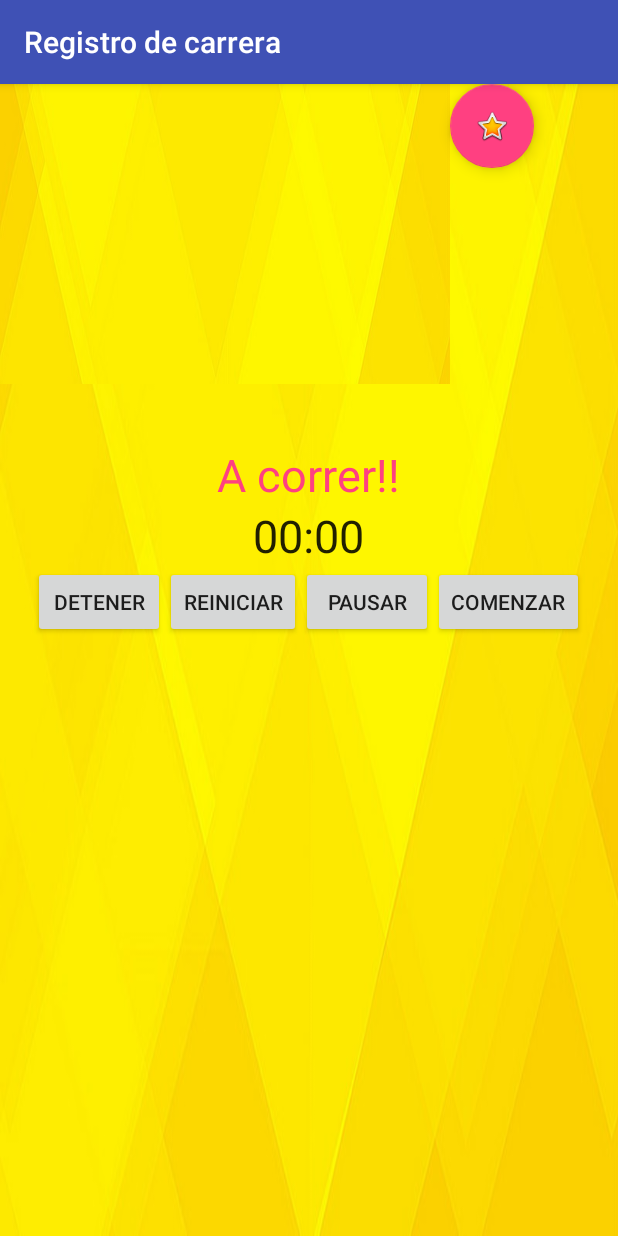
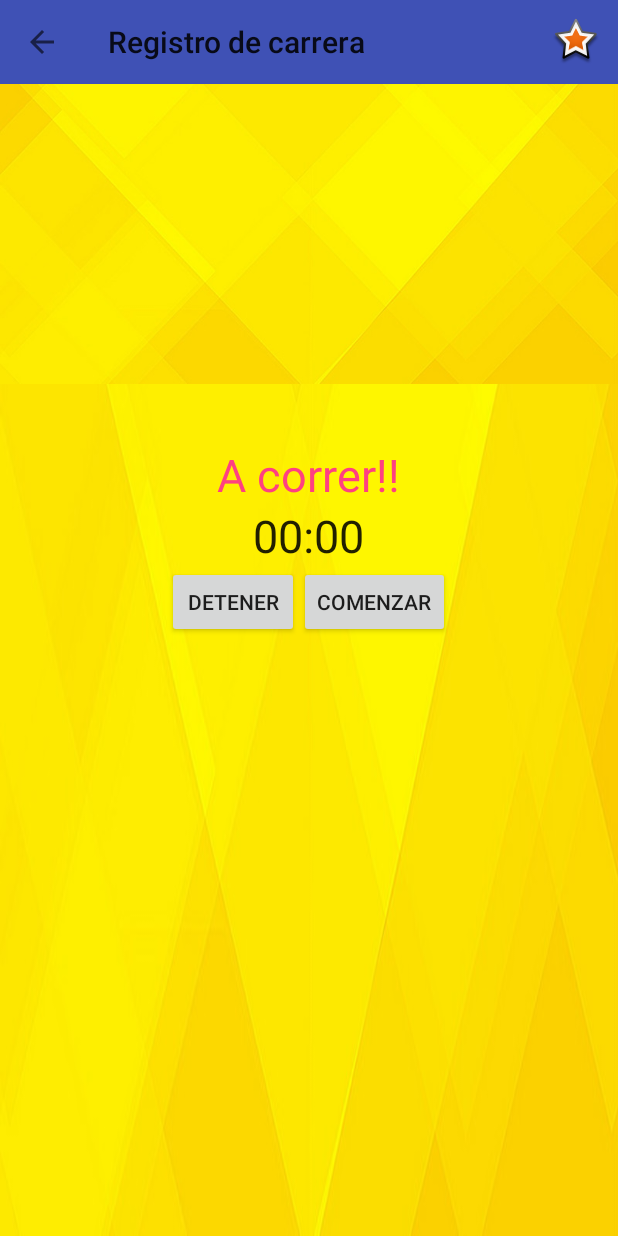
Before and after one commit to fabcataldo/runningcoloapp, an Android app: the RegistryActivity screen opened directly, with no data from a screen before it, after a tap on "EMPEZÁ YA!", on a phone screen of 412 x 824 dp. Run offline under Robolectric (Android 15) with nearby library versions, the phone set to English and light mode, and no system bars; network calls fail.

Commit message:
Implementación de la barra de herramientas en la actividad de registro de carreras

```diff
--- a/app/src/main/AndroidManifest.xml
+++ b/app/src/main/AndroidManifest.xml
@@ -19,7 +19,10 @@
         android:label="@string/app_name"
         android:roundIcon="@mipmap/ic_launcher_round"
         android:supportsRtl="true"
-        android:theme="@style/AppTheme">
+        android:theme="@style/Theme.AppCompat.Light.NoActionBar"
+
+        >
+        <!--android:theme="@style/AppTheme" VA EN APLICATION-->
         <activity android:name=".com.iua.fabio.runningcoloapp.actividades.SplashActivity">
             <intent-filter>
                 <action android:name="android.intent.action.MAIN" />
@@ -75,7 +78,6 @@
             android:required="false" />
 
         <activity android:name=".com.iua.fabio.runningcoloapp.actividades.FileNotFoundFromListActivity" />
-        <activity android:name=".com.iua.fabio.runningcoloapp.actividades.AudioDetailActivity" />
         <activity android:name=".com.iua.fabio.runningcoloapp.actividades.AudioListCell" />
         <activity android:name=".com.iua.fabio.runningcoloapp.actividades.FbShareRaceActivity"></activity>
     </application>
--- a/app/src/main/java/com/iua/fabio/runningcoloapp/com/iua/fabio/runningcoloapp/actividades/AudioListFragment.java
+++ b/app/src/main/java/com/iua/fabio/runningcoloapp/com/iua/fabio/runningcoloapp/actividades/AudioListFragment.java
@@ -5,6 +5,7 @@ import android.content.ContentResolver;
 import android.content.Context;
 import android.content.pm.PackageManager;
 import android.database.Cursor;
+import android.media.MediaPlayer;
 import android.net.Uri;
 import android.os.Bundle;
 import android.provider.MediaStore;
@@ -15,9 +16,8 @@ import android.view.LayoutInflater;
 import android.view.View;
 import android.view.ViewGroup;
 import android.widget.AdapterView;
-import android.widget.ArrayAdapter;
+import android.widget.Button;
 import android.widget.ListView;
-import android.widget.Toast;
 
 import com.iua.fabio.runningcoloapp.R;
 import com.iua.fabio.runningcoloapp.com.iua.fabio.runningcoloapp.modelo.SongData;
@@ -34,7 +34,7 @@ import java.util.ArrayList;
  * Use the {@link AudioListFragment#newInstance} factory method to
  * create an instance of this fragment.
  */
-public class AudioListFragment extends Fragment {
+public class AudioListFragment extends Fragment{
     // TODO: Rename parameter arguments, choose names that match
     // the fragment initialization parameters, e.g. ARG_ITEM_NUMBER
     private static final String ARG_PARAM1 = "param1";
@@ -49,8 +49,10 @@ public class AudioListFragment extends Fragment {
     private ListView listView;
     private ArrayList<SongData> songlist;
     private Context ctx;
-
     private OnFragmentInteractionListener mListener;
+    private AudioCustomListAdapter acla;
+    private SongData actualData;
+    private SongData nextActualData;
 
     public AudioListFragment() {
         // Required empty public constructor
@@ -107,6 +109,37 @@ public class AudioListFragment extends Fragment {
             doStuff();
         }
 
+        listView.setItemsCanFocus(true);
+
+        listView.setOnItemClickListener(new AdapterView.OnItemClickListener() {
+
+            @Override
+            public void onItemClick(AdapterView<?> parent, View view, int position, long id) {
+                actualData = songlist.get(position);
+                final Uri resSongID = Uri.parse(actualData.getSong_location());
+
+                int positionplus=position+1;
+                nextActualData=songlist.get(positionplus);
+                final Uri nextResSongID = Uri.parse(nextActualData.getSong_location());
+
+                MPSingleton.getInstance().prepareMedia(getContext(),resSongID);
+                if(!MPSingleton.getInstance().get_mp().isPlaying()){
+                    MPSingleton.getInstance().play();
+                }
+                else{
+                    MPSingleton.getInstance().pauseSong();
+                }
+
+                MPSingleton.getInstance().get_mp().setOnCompletionListener(new MediaPlayer.OnCompletionListener() {
+                    @Override
+                    public void onCompletion(MediaPlayer mp) {
+                        MPSingleton.getInstance().stopSong();
+                        MPSingleton.getInstance().prepareMedia(ctx.getApplicationContext(), nextResSongID);
+                        MPSingleton.getInstance().play();
+                    }
+                });
+            }
+        });
 
         return actualView;
     }
@@ -115,7 +148,7 @@ public class AudioListFragment extends Fragment {
         arrayList = new ArrayList<>();
         songlist = new ArrayList<SongData>();
         getMusic();
-        AudioCustomListAdapter acla=new AudioCustomListAdapter(ctx);
+        acla=new AudioCustomListAdapter(ctx);
         acla.setLcd(songlist);
         listView.setAdapter(acla);
     }
@@ -198,6 +231,8 @@ public class AudioListFragment extends Fragment {
         mListener = null;
     }
 
+
+
     /**
      * This interface must be implemented by activities that contain this
      * fragment to allow an interaction in this fragment to be communicated
--- a/app/src/main/java/com/iua/fabio/runningcoloapp/com/iua/fabio/runningcoloapp/actividades/RegistryActivity.java
+++ b/app/src/main/java/com/iua/fabio/runningcoloapp/com/iua/fabio/runningcoloapp/actividades/RegistryActivity.java
@@ -1,22 +1,31 @@
 package com.iua.fabio.runningcoloapp.com.iua.fabio.runningcoloapp.actividades;
 
 import android.content.Intent;
+import android.graphics.Color;
 import android.net.Uri;
 import android.os.Bundle;
-import android.support.design.widget.FloatingActionButton;
+import android.support.v7.app.ActionBar;
 import android.support.v7.app.AppCompatActivity;
+import android.view.Menu;
+import android.view.MenuItem;
 import android.view.View;
 import android.widget.Button;
+import android.support.v7.widget.Toolbar;
 import com.iua.fabio.runningcoloapp.R;
 
 //public class RegistryActivity extends FragmentActivity {
 public class RegistryActivity extends AppCompatActivity implements RunningFragment.OnFragmentInteractionListener, AudioListFragment.OnFragmentInteractionListener {
-
+    Toolbar toolbar;
     @Override
     protected void onCreate(Bundle savedInstanceState) {
         super.onCreate(savedInstanceState);
         setContentView(R.layout.activity_registry);
         setTitle(R.string.titulo_registry_activity);
+        toolbar=findViewById(R.id.toolbar);
+        setSupportActionBar(toolbar);
+        ActionBar ab=getSupportActionBar();
+        ab.setDisplayHomeAsUpEnabled(true);
+        setTitleColor(Color.WHITE);
 
         RunningFragment rf = new RunningFragment();
         getSupportFragmentManager().beginTransaction().add(R.id.contenedor, rf);
@@ -24,13 +33,6 @@ public class RegistryActivity extends AppCompatActivity implements RunningFragme
         AudioListFragment alf = new AudioListFragment();
         getSupportFragmentManager().beginTransaction().add(R.id.audiocontenedor, alf);
 
-        FloatingActionButton fab = findViewById(R.id.floatingActionButton);
-        fab.setOnClickListener(new View.OnClickListener() {
-            @Override
-            public void onClick(View v) {
-                goToListActivity(v);
-            }
-        });
 
         final Button boton_start = findViewById(R.id.button2);
         boton_start.setOnClickListener(new View.OnClickListener() {
@@ -43,6 +45,21 @@ public class RegistryActivity extends AppCompatActivity implements RunningFragme
         });
     }
 
+    public boolean onCreateOptionsMenu(Menu menu){
+        getMenuInflater().inflate(R.menu.main_menu, menu);
+        return true;
+    }
+
+    public boolean onOptionsItemSelected(MenuItem menuItem){
+        switch(menuItem.getItemId()){
+            case R.id.search:
+                goToListActivity();
+                return true;
+            default:
+                return super.onOptionsItemSelected(menuItem);
+        }
+    }
+
     private void goToRunningFragment(View view){
         RunningFragment rf1=new RunningFragment();
         getSupportFragmentManager().beginTransaction().replace(R.id.contenedor, rf1).commit();
@@ -53,7 +70,7 @@ public class RegistryActivity extends AppCompatActivity implements RunningFragme
         getSupportFragmentManager().beginTransaction().replace(R.id.audiocontenedor, alf).commit();
     }
 
-    private void goToListActivity(View v){
+    private void goToListActivity(){
         Intent i=new Intent(this, ListActivity.class);
         startActivity(i);
     }
--- a/app/src/main/java/com/iua/fabio/runningcoloapp/com/iua/fabio/runningcoloapp/actividades/RunningFragment.java
+++ b/app/src/main/java/com/iua/fabio/runningcoloapp/com/iua/fabio/runningcoloapp/actividades/RunningFragment.java
@@ -120,16 +120,22 @@ public class RunningFragment extends Fragment{
         mFusedProviderLocationClient=LocationServices.getFusedLocationProviderClient(this.getActivity());
         createLocationRequest();
 
-
-
         final TextView txtvritmo = actualV.findViewById(R.id.textvritmo);
 
-        Button botons=actualV.findViewById(R.id.bstartcron);
+        final Button botons=actualV.findViewById(R.id.bstartcron);
         botons.setOnClickListener(new View.OnClickListener() {
             @Override
             public void onClick(View v) {
-                startLocationUpdates();
-                comenzar(v);
+                if(!isCorriendo){
+                    botons.setText("Pausar");
+                    startLocationUpdates();
+                    comenzar(v);
+                }
+                else{
+                    botons.setText("Continuar");
+                    stopLocationUpdates();
+                    pausar(v);
+                }
             }
         });
 
@@ -142,24 +148,6 @@ public class RunningFragment extends Fragment{
             }
         });
 
-        Button botonpause=actualV.findViewById(R.id.bpausecron);
-        botonpause.setOnClickListener(new View.OnClickListener() {
-            @Override
-            public void onClick(View v) {
-                stopLocationUpdates();
-                pausar(v);
-            }
-        });
-
-        Button botonres=actualV.findViewById(R.id.bresetcron);
-        botonres.setOnClickListener(new View.OnClickListener() {
-            @Override
-            public void onClick(View v) {
-                stopLocationUpdates();
-                resetear(v);
-                startLocationUpdates();
-            }
-        });
 
         mLocationCallback = new LocationCallback() {
             public void onLocationResult(LocationResult location) {
@@ -195,7 +183,8 @@ public class RunningFragment extends Fragment{
                     //la distancia fija que yo pongo (1000 m o sea 1km)
                     // dividida la veloc prom (variable)
                     ritmo=Math.round((1000/ritmoVelocProm) * 100d) / 100d;
-                    txtvritmo.setText("Ritmo: "+ritmo+" minutos cada 1 km");
+                    String sritmo=String.format(":%.2f", ritmo);
+                    txtvritmo.setText("Ritmo: "+sritmo+" minutos cada 1 km");
 
                     setFirstLocation(null);
                     setLastLocation(null);
@@ -329,11 +318,6 @@ public class RunningFragment extends Fragment{
             pauseOffset=SystemClock.elapsedRealtime()-cronometro.getBase();
             isCorriendo=false;
         }
-    }
-
-    public void resetear(View v){
-        cronometro.setBase(SystemClock.elapsedRealtime());
-        pauseOffset=0;
     }
 
 
--- a/app/src/main/java/com/iua/fabio/runningcoloapp/com/iua/fabio/runningcoloapp/utilitarios/MPSingleton.java
+++ b/app/src/main/java/com/iua/fabio/runningcoloapp/com/iua/fabio/runningcoloapp/utilitarios/MPSingleton.java
@@ -18,6 +18,7 @@ public class MPSingleton {
     }
 
     public static MPSingleton getInstance(){
+
         if(_instance==null){
             _instance=new MPSingleton();
         }
@@ -26,7 +27,7 @@ public class MPSingleton {
     }
 
     public void prepareMedia(Context mContext, Uri res){
-        if(firstSong.getPath()=="xx" || firstSong!=res) {
+        if(firstSong.getPath().equals("xx") || !firstSong.getPath().equals(res.getPath()) ) {
             getInstance().get_mp().reset();
             firstSong=res;
 
@@ -43,7 +44,7 @@ public class MPSingleton {
         }
 
         currentPos=getInstance().get_mp().getCurrentPosition();
-        if(firstSong==res && getInstance().get_mp().isPlaying()){
+        if(firstSong.getPath().equals(res.getPath()) && getInstance().get_mp().isPlaying()){
             getInstance().get_mp().seekTo(currentPos);
         }
     }
--- a/app/src/main/res/layout/activity_audio_detail.xml
+++ b/app/src/main/res/layout/activity_audio_detail.xml
@@ -22,6 +22,7 @@
         android:textColor="#00f"
         />
 
+    <!--
 
     <Button
         android:id="@+id/audiopausebutton"
@@ -47,5 +48,5 @@
         android:layout_weight="1"
         android:text="Detener" />
 
-
+-->
 </LinearLayout>
--- a/app/src/main/res/layout/activity_registry.xml
+++ b/app/src/main/res/layout/activity_registry.xml
@@ -1,13 +1,18 @@
 <?xml version="1.0" encoding="utf-8"?>
+
 <LinearLayout xmlns:android="http://schemas.android.com/apk/res/android"
     xmlns:app="http://schemas.android.com/apk/res-auto"
     xmlns:tools="http://schemas.android.com/tools"
     android:layout_width="match_parent"
     android:layout_height="match_parent"
     android:background="@drawable/fondoasd"
-
     android:orientation="vertical"
     tools:context=".com.iua.fabio.runningcoloapp.actividades.SplashActivity">
+
+    <include
+            layout="@layout/toolbar_layout"
+            android:id="@+id/toolbar"
+        />
 
     <Button
         android:id="@+id/button2"
@@ -20,26 +25,12 @@
         android:textStyle="normal"
         tools:textFontWeight="Arial" />
 
+    <FrameLayout
+        android:id="@+id/audiocontenedor"
+        android:layout_width="wrap_content"
+        android:layout_height="200dp"
+        android:background="@drawable/fondoasd"></FrameLayout>
 
-    <LinearLayout
-        android:layout_width="match_parent"
-        android:layout_height="200dp"
-        android:orientation="horizontal">
-
-        <FrameLayout
-            android:id="@+id/audiocontenedor"
-            android:layout_width="300dp"
-            android:layout_height="600dp"
-            android:background="@drawable/fondoasd"></FrameLayout>
-
-        <android.support.design.widget.FloatingActionButton
-            android:id="@+id/floatingActionButton"
-            android:layout_width="wrap_content"
-            android:layout_height="wrap_content"
-            android:layout_gravity="right"
-            android:clickable="true"
-            app:srcCompat="@android:drawable/btn_star_big_on" />
-    </LinearLayout>
 
     <FrameLayout
         android:id="@+id/contenedor"
--- a/app/src/main/res/layout/fragment_audio_list.xml
+++ b/app/src/main/res/layout/fragment_audio_list.xml
@@ -10,9 +10,8 @@
     <ListView
         android:id="@+id/audiolistview"
         android:layout_width="wrap_content"
-        android:layout_height="wrap_content" >
-
+        android:layout_height="wrap_content"
+        >
     </ListView>
 
-
 </LinearLayout>
--- a/app/src/main/res/layout/fragment_running.xml
+++ b/app/src/main/res/layout/fragment_running.xml
@@ -32,27 +32,11 @@
         android:layout_height="wrap_content"
         android:orientation="horizontal">
 
-    <Button
+        <Button
             android:id="@+id/bstopcron"
             android:layout_width="wrap_content"
             android:layout_height="wrap_content"
             android:text="@string/titulo_boton_stop_cronometro"
-            />
-
-        <Button
-            android:id="@+id/bresetcron"
-            android:layout_width="wrap_content"
-            android:layout_height="wrap_content"
-            android:text="@string/titulo_boton_reset_cronometro"
-
-            />
-
-        <Button
-            android:id="@+id/bpausecron"
-            android:layout_width="wrap_content"
-            android:layout_height="wrap_content"
-            android:text="@string/titulo_boton_pause_cronometro"
-
             />
 
         <Button
--- /dev/null
+++ b/app/src/main/res/layout/toolbar_layout.xml
@@ -0,0 +1,11 @@
+<?xml version="1.0" encoding="utf-8"?>
+<android.support.v7.widget.Toolbar xmlns:android="http://schemas.android.com/apk/res/android"
+    android:layout_width="match_parent"
+    android:layout_height="wrap_content"
+    android:id="@+id/toolbar"
+    android:minHeight="?attr/actionBarSize"
+    android:background="@color/colorPrimary"
+
+    >
+
+</android.support.v7.widget.Toolbar>
--- /dev/null
+++ b/app/src/main/res/menu/main_menu.xml
@@ -0,0 +1,9 @@
+<?xml version="1.0" encoding="utf-8"?>
+<menu xmlns:android="http://schemas.android.com/apk/res/android"
+    xmlns:app="http://schemas.android.com/apk/res-auto">
+    <item
+        android:id="@+id/search"
+        android:title="Search"
+        android:icon="@android:drawable/star_big_on"
+        app:showAsAction="ifRoom" />
+</menu>
--- a/app/src/main/res/values/styles.xml
+++ b/app/src/main/res/values/styles.xml
@@ -1,11 +1,12 @@
 <resources>
 
     <!-- Base application theme. -->
-    <style name="AppTheme" parent="Base.Theme.AppCompat.Light.DarkActionBar">
+    <style name="AppTheme" parent="Theme.AppCompat.Light.NoActionBar">
         <!-- Customize your theme here. -->
         <item name="colorPrimary">@color/colorPrimary</item>
         <item name="colorPrimaryDark">@color/colorPrimaryDark</item>
         <item name="colorAccent">@color/colorAccent</item>
+
     </style>
 
 </resources>
```
Also changed, not shown: app/src/main/java/com/iua/fabio/runningcoloapp/com/iua/fabio/runningcoloapp/actividades/AudioDetailActivity.java (deleted, +0 -74 lines), app/src/main/java/com/iua/fabio/runningcoloapp/com/iua/fabio/runningcoloapp/utilitarios/AudioCustomListAdapter.java (+4 -22 lines), app/src/main/res/layout/activity_audio_list_cell.xml (+1 -9 lines).
